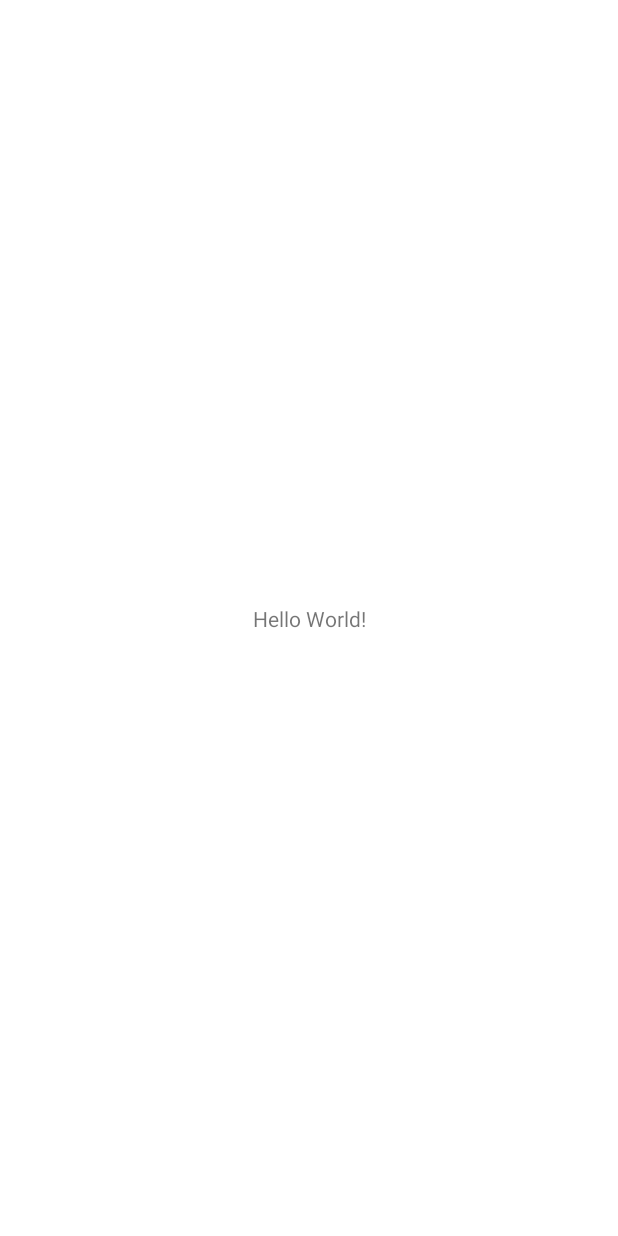
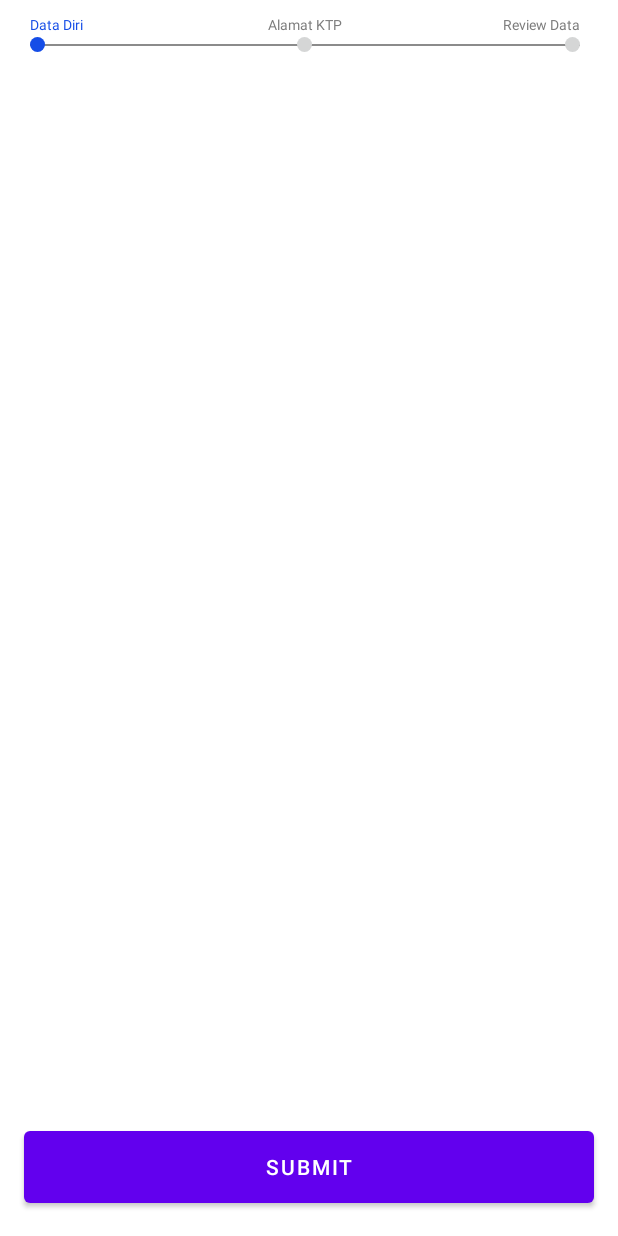
Before and after one commit to BonaDenyS/RegistrationTC, an Android app: the screen it shows after launch (MainActivity before the commit, RegistrationActivity after it), on a phone screen of 412 x 824 dp. Before the commit the screen is almost empty. Run offline under Robolectric (Android 15) with nearby library versions, the phone set to English and light mode, and no system bars.

Commit message:
setup gradle dependency and setup registration activity for timeline form

```diff
--- a/app/src/main/AndroidManifest.xml
+++ b/app/src/main/AndroidManifest.xml
@@ -9,7 +9,7 @@
         android:roundIcon="@mipmap/ic_launcher_round"
         android:supportsRtl="true"
         android:theme="@style/Theme.RegistrationTC">
-        <activity android:name=".MainActivity">
+        <activity android:name=".ui.RegistrationActivity">
             <intent-filter>
                 <action android:name="android.intent.action.MAIN" />
 
--- a/app/src/main/java/com/bonadenys/registrationtc/MainActivity.kt
+++ /dev/null
@@ -1,11 +0,0 @@
-package com.bonadenys.registrationtc
-
-import androidx.appcompat.app.AppCompatActivity
-import android.os.Bundle
-
-class MainActivity : AppCompatActivity() {
-    override fun onCreate(savedInstanceState: Bundle?) {
-        super.onCreate(savedInstanceState)
-        setContentView(R.layout.activity_main)
-    }
-}
--- /dev/null
+++ b/app/src/main/java/com/bonadenys/registrationtc/ui/RegistrationActivity.kt
@@ -0,0 +1,85 @@
+package com.bonadenys.registrationtc.ui
+
+import androidx.appcompat.app.AppCompatActivity
+import android.os.Bundle
+import android.view.View
+import androidx.fragment.app.Fragment
+import com.bonadenys.registrationtc.R
+import com.bonadenys.registrationtc.databinding.ActivityRegistrationBinding
+import com.google.android.material.snackbar.Snackbar
+
+class RegistrationActivity : AppCompatActivity() {
+
+    private lateinit var binding: ActivityRegistrationBinding
+    var timeline = 0
+
+    override fun onCreate(savedInstanceState: Bundle?) {
+        super.onCreate(savedInstanceState)
+        initialView()
+    }
+
+    private fun initialView() {
+        binding = ActivityRegistrationBinding.inflate(layoutInflater)
+
+        binding.submit.setOnClickListener {
+            timeline++
+            timelineView()
+        }
+
+        setContentView(binding.root)
+    }
+
+    override fun onResume() {
+        super.onResume()
+        timelineView()
+    }
+
+    private fun timelineView() {
+
+        when (timeline) {
+            0 -> {
+                switchTimelineView(0)
+            }
+            1 -> {
+                switchTimelineView(1)
+            }
+            else -> {
+                switchTimelineView(2)
+                binding.submit.visibility = View.GONE
+            }
+        }
+    }
+
+    private fun switchTimelineView(timeline: Int) {
+        when (timeline) {
+            0 -> {
+                timelineViewOff()
+                binding.layoutTimeline.timelineBallLeft.background =
+                    getDrawable(R.drawable.round_ball_blue)
+                binding.layoutTimeline.timelineLabelLeft.setTextColor(getColor(R.color.colorBlue))
+            }
+            1 -> {
+                timelineViewOff()
+                binding.layoutTimeline.timelineBallMid.background =
+                    getDrawable(R.drawable.round_ball_blue)
+                binding.layoutTimeline.timelineLabelMid.setTextColor(getColor(R.color.colorBlue))
+            }
+            2 -> {
+                timelineViewOff()
+                binding.layoutTimeline.timelineBallRight.background =
+                    getDrawable(R.drawable.round_ball_blue)
+                binding.layoutTimeline.timelineLabelRight.setTextColor(getColor(R.color.colorBlue))
+            }
+        }
+    }
+
+    private fun timelineViewOff() {
+        binding.layoutTimeline.timelineBallLeft.background = getDrawable(R.drawable.round_ball_gray)
+        binding.layoutTimeline.timelineLabelLeft.setTextColor(getColor(R.color.colorGray))
+        binding.layoutTimeline.timelineBallMid.background = getDrawable(R.drawable.round_ball_gray)
+        binding.layoutTimeline.timelineLabelMid.setTextColor(getColor(R.color.colorGray))
+        binding.layoutTimeline.timelineBallRight.background =
+            getDrawable(R.drawable.round_ball_gray)
+        binding.layoutTimeline.timelineLabelRight.setTextColor(getColor(R.color.colorGray))
+    }
+}
--- /dev/null
+++ b/app/src/main/res/drawable/round_ball_blue.xml
@@ -0,0 +1,5 @@
+<?xml version="1.0" encoding="UTF-8"?>
+<shape xmlns:android="http://schemas.android.com/apk/res/android">
+    <solid android:color="@color/colorBlue"/>
+    <corners android:radius="35dp" />
+</shape>
--- /dev/null
+++ b/app/src/main/res/drawable/round_ball_gray.xml
@@ -0,0 +1,5 @@
+<?xml version="1.0" encoding="UTF-8"?>
+<shape xmlns:android="http://schemas.android.com/apk/res/android">
+    <solid android:color="@color/colorGraySoft1"/>
+    <corners android:radius="35dp" />
+</shape>
--- /dev/null
+++ b/app/src/main/res/drawable/round_box_blue.xml
@@ -0,0 +1,5 @@
+<?xml version="1.0" encoding="UTF-8"?>
+<shape xmlns:android="http://schemas.android.com/apk/res/android">
+    <solid android:color="@color/colorBlue"/>
+    <corners android:radius="10dp" />
+</shape>
--- /dev/null
+++ b/app/src/main/res/drawable/round_box_gray.xml
@@ -0,0 +1,5 @@
+<?xml version="1.0" encoding="UTF-8"?>
+<shape xmlns:android="http://schemas.android.com/apk/res/android">
+    <solid android:color="@color/colorGray"/>
+    <corners android:radius="10dp" />
+</shape>
--- a/app/src/main/res/layout/activity_main.xml
+++ /dev/null
@@ -1,18 +0,0 @@
-<?xml version="1.0" encoding="utf-8"?>
-<androidx.constraintlayout.widget.ConstraintLayout xmlns:android="http://schemas.android.com/apk/res/android"
-    xmlns:app="http://schemas.android.com/apk/res-auto"
-    xmlns:tools="http://schemas.android.com/tools"
-    android:layout_width="match_parent"
-    android:layout_height="match_parent"
-    tools:context=".MainActivity">
-
-    <TextView
-        android:layout_width="wrap_content"
-        android:layout_height="wrap_content"
-        android:text="Hello World!"
-        app:layout_constraintBottom_toBottomOf="parent"
-        app:layout_constraintLeft_toLeftOf="parent"
-        app:layout_constraintRight_toRightOf="parent"
-        app:layout_constraintTop_toTopOf="parent" />
-
-</androidx.constraintlayout.widget.ConstraintLayout>
--- /dev/null
+++ b/app/src/main/res/layout/activity_registration.xml
@@ -0,0 +1,29 @@
+<?xml version="1.0" encoding="utf-8"?>
+<LinearLayout xmlns:android="http://schemas.android.com/apk/res/android"
+    xmlns:tools="http://schemas.android.com/tools"
+    android:layout_width="match_parent"
+    android:layout_height="match_parent"
+    android:orientation="vertical"
+    tools:context="ui.RegistrationActivity">
+
+    <include
+        android:id="@+id/layout_timeline"
+        layout="@layout/layout_timeline"
+        android:layout_width="match_parent"
+        android:layout_height="40dp"
+        android:layout_marginTop="10dp"
+        android:layout_marginEnd="5dp" />
+
+    <FrameLayout
+        android:id="@+id/container"
+        android:layout_width="match_parent"
+        android:layout_height="0dp"
+        android:layout_weight="1" />
+
+    <Button
+        android:id="@+id/submit"
+        android:layout_width="match_parent"
+        android:layout_height="60dp"
+        android:layout_margin="16dp"
+        android:text="@string/submit" />
+</LinearLayout>
--- /dev/null
+++ b/app/src/main/res/layout/layout_timeline.xml
@@ -0,0 +1,87 @@
+<?xml version="1.0" encoding="utf-8"?>
+<RelativeLayout xmlns:android="http://schemas.android.com/apk/res/android"
+    android:layout_width="match_parent"
+    android:layout_height="40dp">
+
+    <LinearLayout
+        android:layout_width="match_parent"
+        android:layout_height="match_parent"
+        android:layout_marginLeft="20dp"
+        android:layout_marginRight="20dp"
+        android:gravity="center">
+
+        <View
+            android:id="@+id/timeline_left"
+            android:layout_width="0dp"
+            android:layout_height="1dp"
+            android:layout_weight="0.33"
+            android:background="@color/colorGraySoft" />
+
+        <View
+            android:id="@+id/timeline_left_mid"
+            android:layout_width="0dp"
+            android:layout_height="1dp"
+            android:layout_weight="0.33"
+            android:background="@color/colorGraySoft" />
+
+        <View
+            android:id="@+id/timeline_right_mid"
+            android:layout_width="0dp"
+            android:layout_height="1dp"
+            android:layout_weight="0.33"
+            android:background="@color/colorGraySoft" />
+    </LinearLayout>
+
+    <View
+        android:id="@+id/timeline_ball_left"
+        android:layout_width="10dp"
+        android:layout_height="10dp"
+        android:layout_centerVertical="true"
+        android:layout_marginStart="20dp"
+        android:background="@drawable/round_box_blue" />
+
+    <TextView
+        android:id="@+id/timeline_label_left"
+        android:layout_width="wrap_content"
+        android:layout_height="wrap_content"
+        android:layout_marginStart="20dp"
+        android:text="@string/data_diri"
+        android:textColor="@color/colorBlue"
+        android:textSize="9sp" />
+
+    <View
+        android:id="@+id/timeline_ball_mid"
+        android:layout_width="10dp"
+        android:layout_height="10dp"
+        android:layout_centerHorizontal="true"
+        android:layout_centerVertical="true"
+        android:background="@drawable/round_box_gray" />
+
+    <TextView
+        android:id="@+id/timeline_label_mid"
+        android:layout_width="wrap_content"
+        android:layout_height="wrap_content"
+        android:layout_centerHorizontal="true"
+        android:text="@string/alamat_ktp"
+        android:textColor="@color/colorGraySoft"
+        android:textSize="9sp" />
+
+    <View
+        android:id="@+id/timeline_ball_right"
+        android:layout_width="10dp"
+        android:layout_height="10dp"
+        android:layout_alignParentEnd="true"
+        android:layout_centerVertical="true"
+        android:layout_marginEnd="20dp"
+        android:background="@drawable/round_box_gray" />
+
+    <TextView
+        android:id="@+id/timeline_label_right"
+        android:layout_width="wrap_content"
+        android:layout_height="wrap_content"
+        android:layout_alignParentEnd="true"
+        android:layout_marginEnd="20dp"
+        android:text="@string/review_data"
+        android:textColor="@color/colorGraySoft"
+        android:textSize="9sp" />
+</RelativeLayout>
--- a/app/src/main/res/values/colors.xml
+++ b/app/src/main/res/values/colors.xml
@@ -7,4 +7,20 @@
     <color name="teal_700">#FF018786</color>
     <color name="black">#FF000000</color>
     <color name="white">#FFFFFFFF</color>
+
+    <!-- Universal Colors -->
+    <color name="colorWhite">#ffffff</color>
+    <color name="colorGray">#7c7c7c</color>
+    <color name="colorLine">#dadada</color>
+    <color name="colorCyan">#17b2ca</color>
+    <color name="colorBlue">#154de7</color>
+    <color name="colorOrange">#f1662f</color>
+    <color name="colorYellow">#ffe100</color>
+    <color name="colorRed">#fa4343</color>
+    <color name="colorPurple">#9e30af</color>
+    <color name="colorGreen">#40dc38</color>
+    <color name="colorGraySoft">#8b8b8b</color>
+    <color name="colorGraySoft1">#ffd5d6d6</color>
+
+    <color name="colorDarkRed">#CD0A0A</color>
 </resources>
--- a/app/src/main/res/values/strings.xml
+++ b/app/src/main/res/values/strings.xml
@@ -1,3 +1,7 @@
 <resources>
     <string name="app_name">RegistrationTC</string>
+    <string name="review_data">Review Data</string>
+    <string name="alamat_ktp">Alamat KTP</string>
+    <string name="data_diri">Data Diri</string>
+    <string name="submit">Submit</string>
 </resources>
--- a/gradle.properties
+++ b/gradle.properties
@@ -17,5 +17,6 @@ org.gradle.jvmargs=-Xmx2048m -Dfile.encoding=UTF-8
 android.useAndroidX=true
 # Automatically convert third-party libraries to use AndroidX
 android.enableJetifier=true
+production_url=https://dev.farizdotid.com/api/
 # Kotlin code style for this project: "official" or "obsolete":
 kotlin.code.style=official
```
Also changed, not shown: app/build.gradle (+54 -3 lines), gradle/wrapper/gradle-wrapper.properties.
